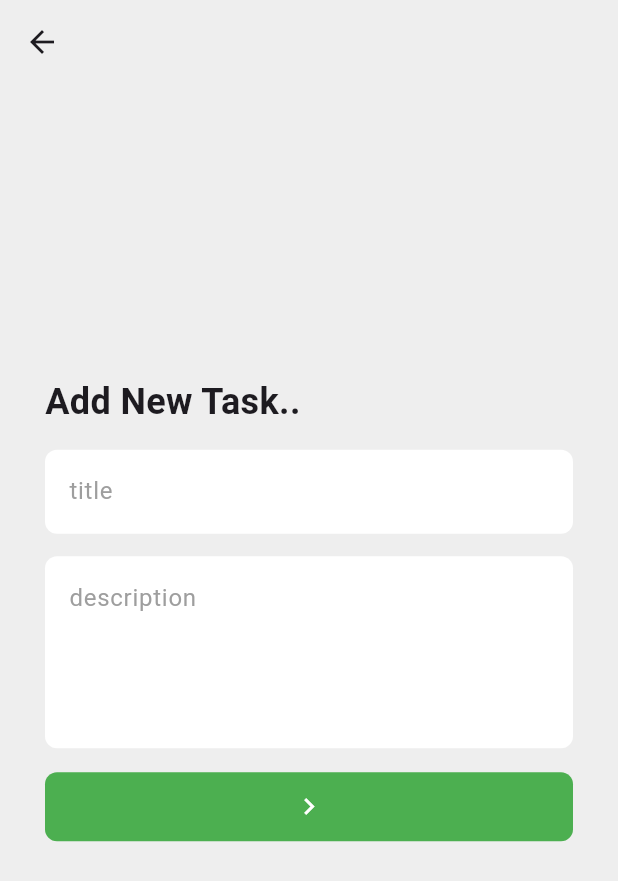
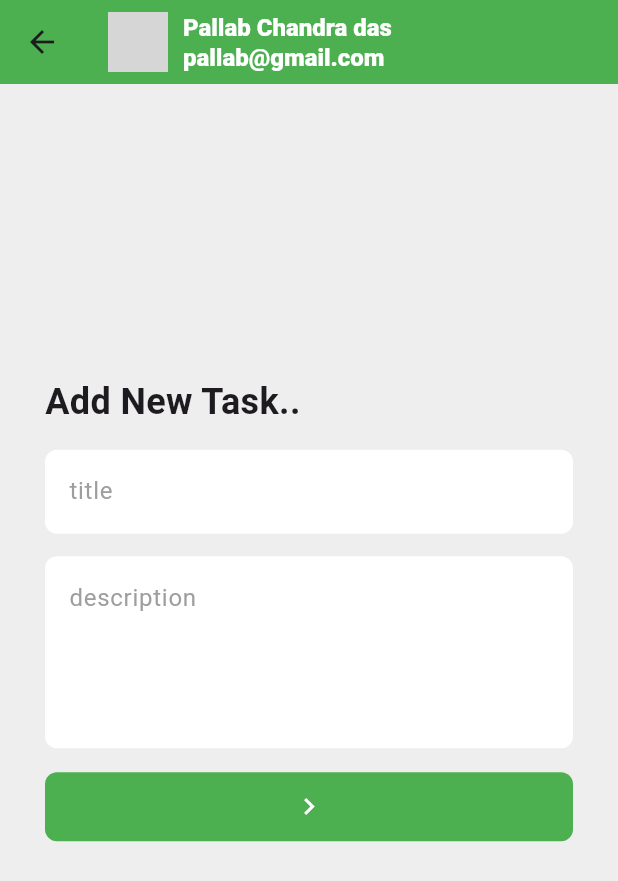
Before and after one commit to pallab56/OstadCourseClassTodo, a Flutter app: the MainNavScreen screen opened directly, after a tap on the "add" icon, on a phone screen of 412 x 824 dp. Shown: the top 881 px of the screen. Run offline on Flutter 3.47's test engine with Material 3 defaults, Android fonts, the phone set to English and light mode, and no system bars; our stand-ins replace flutter_svg, shared_preferences; accounts and stored records are empty; network calls fail; grey boxes are pictures that could not be loaded.

```diff
--- a/lib/screens/add_task_screen.dart
+++ b/lib/screens/add_task_screen.dart
@@ -2,6 +2,7 @@ import 'package:classtodoapp/models/api_response.dart';
 import 'package:classtodoapp/screens/main_nav_screen.dart';
 import 'package:classtodoapp/service/api_caller.dart';
 import 'package:classtodoapp/utils/app_url.dart';
+import 'package:classtodoapp/widgets/main_app_bar.dart';
 import 'package:classtodoapp/widgets/text_field.dart';
 import 'package:flutter/material.dart';
 
@@ -38,7 +39,7 @@ class _AddTaskScreenState extends State<AddTaskScreen> {
   Widget build(BuildContext context) {
     return Scaffold(
       backgroundColor: Colors.grey.shade200,
-      appBar: AppBar(backgroundColor: Colors.transparent),
+      appBar: MainAppBar(),
       body: Padding(
         padding: const EdgeInsets.all(30.0),
         child: Column(
--- a/lib/screens/main_nav_screen.dart
+++ b/lib/screens/main_nav_screen.dart
@@ -3,6 +3,7 @@ import 'package:classtodoapp/screens/cancel_task_screen.dart';
 import 'package:classtodoapp/screens/complete_task_screen.dart';
 import 'package:classtodoapp/screens/new_task_screen.dart';
 import 'package:classtodoapp/screens/progress_task_screen.dart';
+import 'package:classtodoapp/widgets/main_app_bar.dart';
 import 'package:flutter/material.dart';
 
 class MainNavScreen extends StatefulWidget {
@@ -24,33 +25,7 @@ class _MainNavScreenState extends State<MainNavScreen> {
   @override
   Widget build(BuildContext context) {
     return Scaffold(
-      appBar: AppBar(
-        backgroundColor: Colors.green,
-        title: Row(
-          children: [
-            CircleAvatar(
-              backgroundImage: NetworkImage(
-                'https://plus.unsplash.com/premium_photo-1689568126014-06fea9d5d341?fm=jpg&q=60&w=3000&auto=format&fit=crop&ixlib=rb-4.1.0&ixid=M3wxMjA3fDB8MHxzZWFyY2h8MXx8cHJvZmlsZXxlbnwwfHwwfHx8MA%3D%3D',
-              ),
-            ),
-
-            SizedBox(width: 10),
-            Column(
-              crossAxisAlignment: CrossAxisAlignment.start,
-              children: [
-                Text(
-                  'Pallab Chandra das',
-                  style: TextStyle(color: Colors.white, fontSize: 16),
-                ),
-                Text(
-                  'pallab@gmail.com',
-                  style: TextStyle(color: Colors.white, fontSize: 16),
-                ),
-              ],
-            ),
-          ],
-        ),
-      ),
+      appBar: MainAppBar(),
 
       body: screens[selectedIndex],
       floatingActionButton: FloatingActionButton(
--- /dev/null
+++ b/lib/widgets/main_app_bar.dart
@@ -0,0 +1,46 @@
+import 'package:flutter/material.dart';
+
+class MainAppBar extends StatelessWidget implements PreferredSize {
+  const MainAppBar({
+    super.key,
+  });
+
+  @override
+  Widget build(BuildContext context) {
+    return AppBar(
+      backgroundColor: Colors.green,
+      title: Row(
+        children: [
+          CircleAvatar(
+            backgroundImage: NetworkImage(
+              'https://plus.unsplash.com/premium_photo-1689568126014-06fea9d5d341?fm=jpg&q=60&w=3000&auto=format&fit=crop&ixlib=rb-4.1.0&ixid=M3wxMjA3fDB8MHxzZWFyY2h8MXx8cHJvZmlsZXxlbnwwfHwwfHx8MA%3D%3D',
+            ),
+          ),
+
+          SizedBox(width: 10),
+          Column(
+            crossAxisAlignment: CrossAxisAlignment.start,
+            children: [
+              Text(
+                'Pallab Chandra das',
+                style: TextStyle(color: Colors.white, fontSize: 16),
+              ),
+              Text(
+                'pallab@gmail.com',
+                style: TextStyle(color: Colors.white, fontSize: 16),
+              ),
+            ],
+          ),
+        ],
+      ),
+    );
+  }
+
+  @override
+  // TODO: implement child
+  Widget get child => throw UnimplementedError();
+
+  @override
+  // TODO: implement preferredSize
+  Size get preferredSize => Size.fromHeight(kToolbarHeight);
+}
```
Also changed, not shown: lib/screens/cancel_task_screen.dart (+7 -2 lines), lib/screens/complete_task_screen.dart (+7 -1 lines), lib/screens/progress_task_screen.dart (+6 -1 lines), lib/widgets/task_card.dart (+69 -4 lines).
